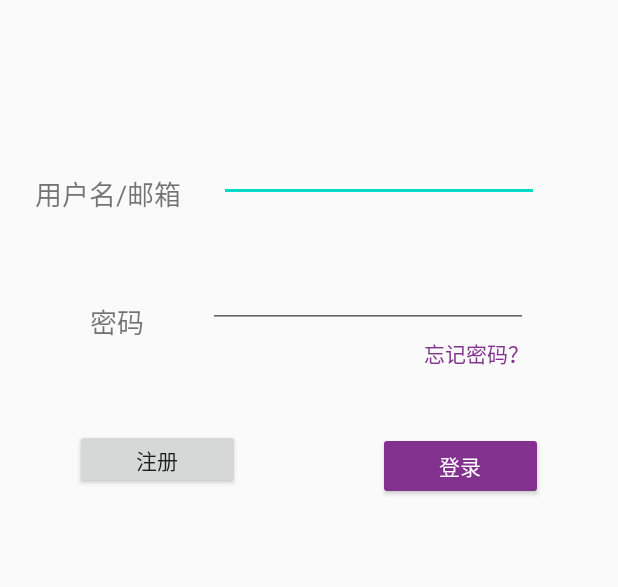
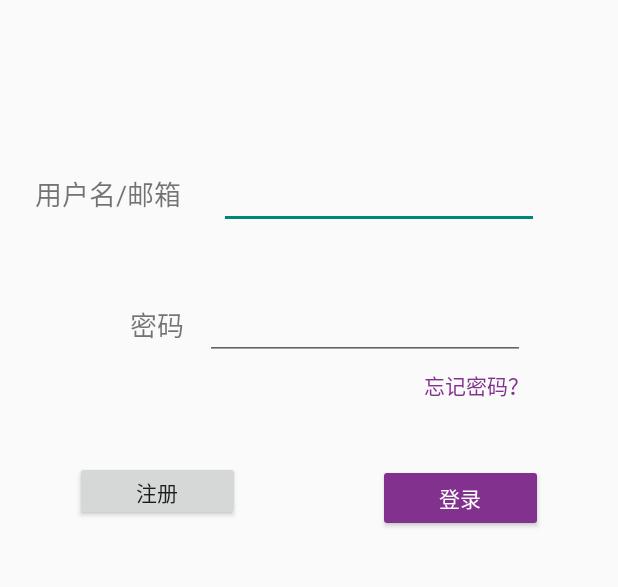
Before and after one commit to Aiemu/Tilitili, an Android app: the screen it shows after launch (LoginActivity), on a phone screen of 412 x 824 dp, the part 351-938 px from its top. Run offline under Robolectric (Android 15) with nearby library versions, the phone set to English and light mode, and no system bars; libraries missing offline, so code that uses them is left out: com.facebook.drawee, com.lidroid.xutils; 2 statements that could not run were skipped.

Commit message:
fix some display error

```diff
--- a/tilitili/app/src/main/java/com/example/tilitili/adapter/HotSubmissionAdapter.java
+++ b/tilitili/app/src/main/java/com/example/tilitili/adapter/HotSubmissionAdapter.java
@@ -21,11 +21,12 @@ public class HotSubmissionAdapter extends SimpleAdapter<Submission> {
     @Override
     protected void convert(BaseViewHolder viewHolder, final Submission item) {
         SimpleDraweeView draweeView = (SimpleDraweeView) viewHolder.getView(R.id.drawee_view);
-        draweeView.setImageURI(Uri.parse("http://t7.baidu.com/it/u=2436905109,3905541917&fm=79&app=86&f=JPEG?w=1000&h=1500"));
+        draweeView.setImageURI(Uri.parse("https://bkimg.cdn.bcebos.com/pic/a5c27d1ed21b0ef4d7a9a534ddc451da81cb3e12?x-bce-process=image/watermark,g_7,image_d2F0ZXIvYmFpa2U4MA==,xp_5,yp_5"));
 
         viewHolder.getTextView(R.id.text_title).setText(item.getTitle());
         String watchTimes = item.getWatchTimes() + "已观看";
-        String plate = item.getPlateId() + "发布";
+//        String plate = item.getPlateId() + "发布";
+        String plate = "校团委发布";
         viewHolder.getTextView(R.id.text_watch_times).setText(watchTimes);
         viewHolder.getTextView(R.id.text_plate).setText(plate);
     }
--- a/tilitili/app/src/main/res/layout/fragment_home.xml
+++ b/tilitili/app/src/main/res/layout/fragment_home.xml
@@ -14,11 +14,7 @@
         app:progress_colors="@array/material_colors"
         app:wave_height_type="higher"
         >
-<!--        <android.support.v7.widget.RecyclerView-->
-<!--            android:id="@+id/recyclerview"-->
-<!--            android:layout_width="match_parent"-->
-<!--            android:layout_height="match_parent">-->
-<!--        </android.support.v7.widget.RecyclerView>-->
+
         <androidx.recyclerview.widget.RecyclerView
             android:id="@+id/recyclerview"
             android:layout_width="match_parent"
--- a/tilitili/app/src/main/res/layout/login.xml
+++ b/tilitili/app/src/main/res/layout/login.xml
@@ -31,16 +31,13 @@
         android:layout_width="wrap_content"
         android:layout_height="wrap_content"
         android:layout_marginStart="12dp"
-        android:layout_marginTop="89dp"
         android:layout_marginEnd="59dp"
-        android:layout_marginBottom="19dp"
         android:ems="10"
         android:inputType="textPersonName"
         android:visibility="visible"
-        app:layout_constraintBottom_toTopOf="@+id/edit_password"
+        app:layout_constraintBaseline_toBaselineOf="@+id/textView2"
         app:layout_constraintEnd_toEndOf="parent"
-        app:layout_constraintStart_toEndOf="@+id/textView2"
-        app:layout_constraintTop_toBottomOf="@+id/imageView3" />
+        app:layout_constraintStart_toEndOf="@+id/textView2" />
 
     <TextView
         android:id="@+id/textView2"
@@ -70,15 +67,13 @@
         android:layout_width="wrap_content"
         android:layout_height="wrap_content"
         android:layout_marginStart="12dp"
-        android:layout_marginTop="19dp"
         android:layout_marginEnd="59dp"
-        android:layout_marginBottom="16dp"
         android:ems="10"
         android:inputType="textPassword"
-        app:layout_constraintBottom_toTopOf="@+id/text_reset"
+        android:visibility="visible"
+        app:layout_constraintBaseline_toBaselineOf="@+id/textView3"
         app:layout_constraintEnd_toEndOf="parent"
-        app:layout_constraintStart_toEndOf="@+id/textView3"
-        app:layout_constraintTop_toBottomOf="@+id/edit_username" />
+        app:layout_constraintStart_toEndOf="@+id/textView3" />
 
     <Button
         android:id="@+id/btn_login"
@@ -94,13 +89,14 @@
 
     <TextView
         android:id="@+id/textView3"
-        android:layout_width="96dp"
+        android:layout_width="wrap_content"
         android:layout_height="23dp"
-        android:layout_marginStart="30dp"
-        android:layout_marginTop="58dp"
+        android:layout_marginStart="84dp"
+        android:layout_marginTop="60dp"
         android:text="@string/password"
         android:textAlignment="center"
         android:textSize="18sp"
+        app:layout_constraintEnd_toStartOf="@+id/edit_password"
         app:layout_constraintStart_toStartOf="parent"
         app:layout_constraintTop_toBottomOf="@+id/textView2" />
 
--- a/tilitili/app/src/main/res/values/strings.xml
+++ b/tilitili/app/src/main/res/values/strings.xml
@@ -36,5 +36,6 @@
     <string name="loading">正在加载中…</string>
     <string name="logining">正在登录</string>
     <string name="login_error">用户名或密码错误，请重新登录</string>
+    <string name="is_following">已关注</string>
 
 </resources>
--- a/tilitili/app/src/main/res/values/styles.xml
+++ b/tilitili/app/src/main/res/values/styles.xml
@@ -3,9 +3,9 @@
     <!-- Base application theme. -->
     <style name="AppTheme" parent="Theme.AppCompat.Light.DarkActionBar">
         <!-- Customize your theme here. -->
-        <item name="colorPrimary">@color/colorPrimary</item>
-        <item name="colorPrimaryDark">@color/colorPrimaryDark</item>
-        <item name="colorAccent">@color/colorAccent</item>
+        <item name="colorPrimary">@android:color/holo_purple</item>
+<!--        <item name="colorPrimaryDark">@color/colorPrimaryDark</item>-->
+<!--        <item name="colorAccent">@color/colorAccent</item>-->
     </style>
 
     <style name="AppTheme.NoActionBar">
```
Also changed, not shown: tilitili/app/src/main/res/layout/fragment_mine.xml (+1 -16 lines), tilitili/app/src/main/res/layout/submission_hot_item.xml (+16 -0 lines), 1 other file.
